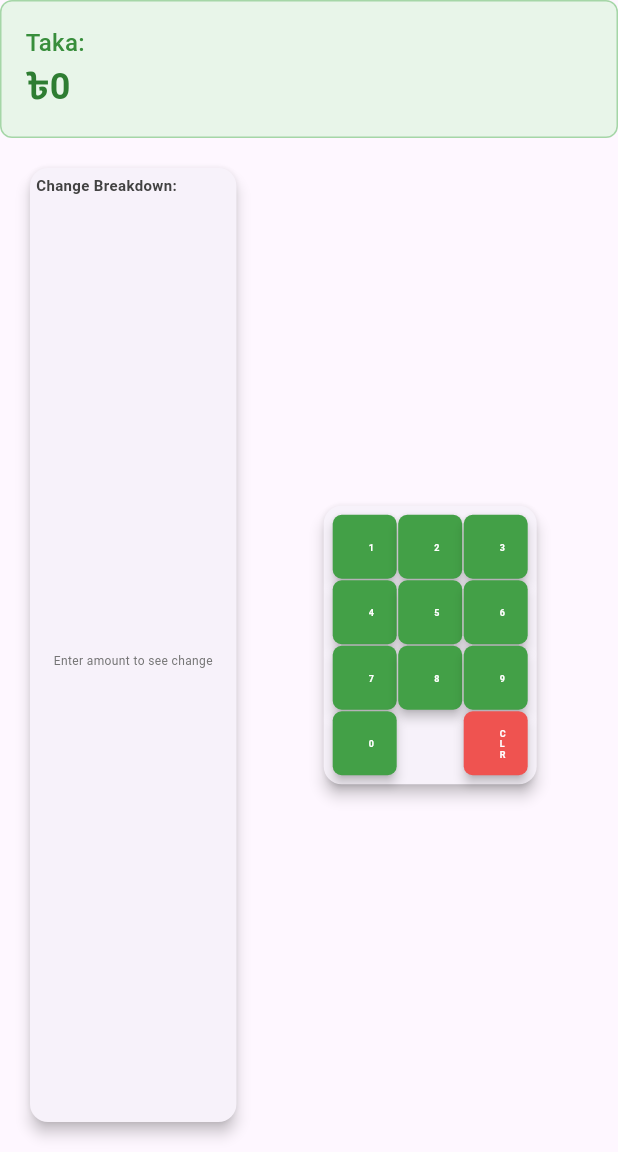
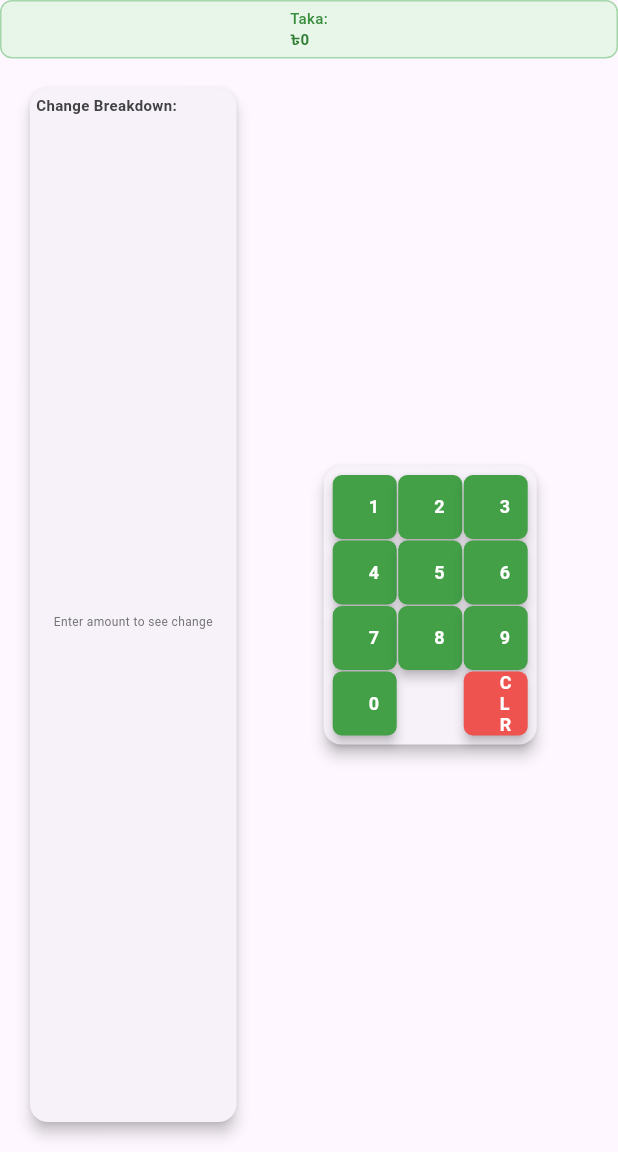
Before and after one commit to PranjalBasak/flutter-projects, a Flutter app: the screen it shows after launch, on a phone screen of 412 x 824 dp, the part 84-1236 px from its top. Run offline on Flutter 3.47's test engine with Material 3 defaults, Android fonts, the phone set to English and light mode, and no system bars.

Commit message:
added-screenshots

```diff
--- a/lab-assignment-1/lab_assignment_1/lib/main.dart
+++ b/lab-assignment-1/lab_assignment_1/lib/main.dart
@@ -294,7 +294,7 @@ class _VangtiChaiState extends State<VangtiChai> {
         // Scale down spacing and padding for smaller screens
         double padding = availableWidth < 200 ? 6.0 : (availableWidth < 300 ? 8.0 : (availableWidth < 400 ? 12.0 : 16.0));
         double spacing = availableWidth < 200 ? 1.0 : (availableWidth < 300 ? 2.0 : (availableWidth < 400 ? 8.0 : 12.0));
-        double fontSize = availableWidth < 200 ? 6.0 : (availableWidth < 300 ? 10.0 : (availableWidth < 400 ? 18.0 : 20.0));
+        double fontSize = availableWidth < 200 ? 12.0 : (availableWidth < 300 ? 14.0 : (availableWidth < 400 ? 18.0 : 20.0));
         double borderRadius = availableWidth < 200 ? 6.0 : (availableWidth < 300 ? 8.0 : (availableWidth < 400 ? 10.0 : 12.0));
 
 
@@ -402,7 +402,7 @@ class BuildAmountDisplay extends StatelessWidget {
     return Container
     (
       width: double.infinity,
-      padding: EdgeInsets.all(16),
+      padding: EdgeInsets.symmetric(vertical: 4, horizontal: 8),
       decoration: BoxDecoration(
         color: Colors.green[50],
         borderRadius: BorderRadius.circular(8),
@@ -410,7 +410,8 @@ class BuildAmountDisplay extends StatelessWidget {
     ),
 
       child:
-      Column( // "Taka" Label and er amount ekta column er moddhe rakhsi jate vertically aligned thake
+      Center(
+        child: Column( // "Taka" Label and er amount ekta column er moddhe rakhsi jate vertically aligned thake
           crossAxisAlignment: CrossAxisAlignment.start,
           children: [
 
@@ -418,7 +419,7 @@ class BuildAmountDisplay extends StatelessWidget {
             Text( // "Taka:" label
               "Taka:",
               style: TextStyle(
-              fontSize: 16,
+                fontSize: 10,
                 color: Colors.green[700],
                 fontWeight: FontWeight.w500,
               ),
@@ -428,12 +429,13 @@ class BuildAmountDisplay extends StatelessWidget {
             Text( // Takar Amount
               "৳${amountStr.isEmpty ? '0' : amountStr}",
               style: TextStyle(
-              fontSize: 24,
+                fontSize: 10,
                 fontWeight: FontWeight.bold,
                 color: Colors.green[800],
               ),
             ),
           ],
+        ),
       ),
     );
   }
```
Also changed, not shown: 9 other files. Lines whose indentation alone changed are shown as unchanged.
